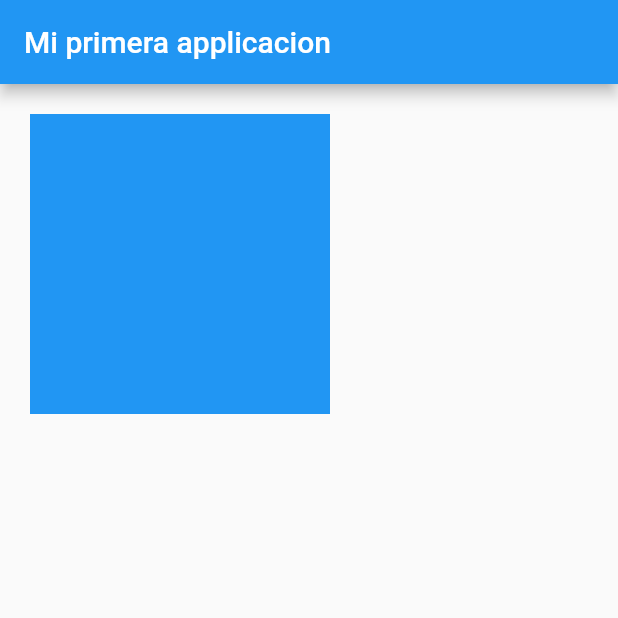
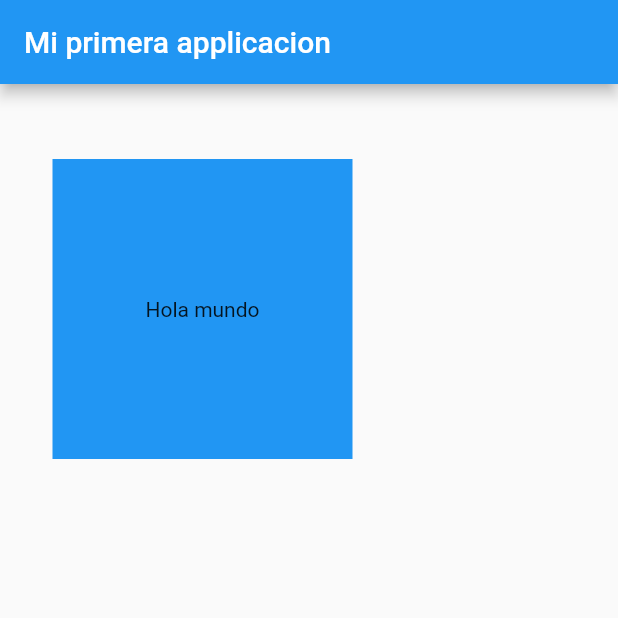
Before and after one commit to cristianfchq/studyJamCato, a Flutter app: the screen it shows after launch, on a phone screen of 412 x 824 dp, the top half of it. Run offline on Flutter 3.47's test engine with Material 2 defaults, Android fonts, the phone set to English and light mode, and no system bars.

Commit message:
tercer commit

```diff
--- a/lib/main.dart
+++ b/lib/main.dart
@@ -31,8 +31,11 @@ class MyApp extends StatelessWidget {
           height: 200.0,
           color: Colors.blue,
           //magen
-          //margin: EdgeInsets.only(top: 50.0,left: 35.0),
-          margin: EdgeInsets.all(20.0),
+          margin: EdgeInsets.only(top: 50.0,left: 35.0),
+          //margin: EdgeInsets.all(20.0),
+          child: Center(
+            child: Text("Hola mundo"),
+          ),
         ),
         //Row(
         //  mainAxisAlignment: MainAxisAlignment.spaceAround,
```
